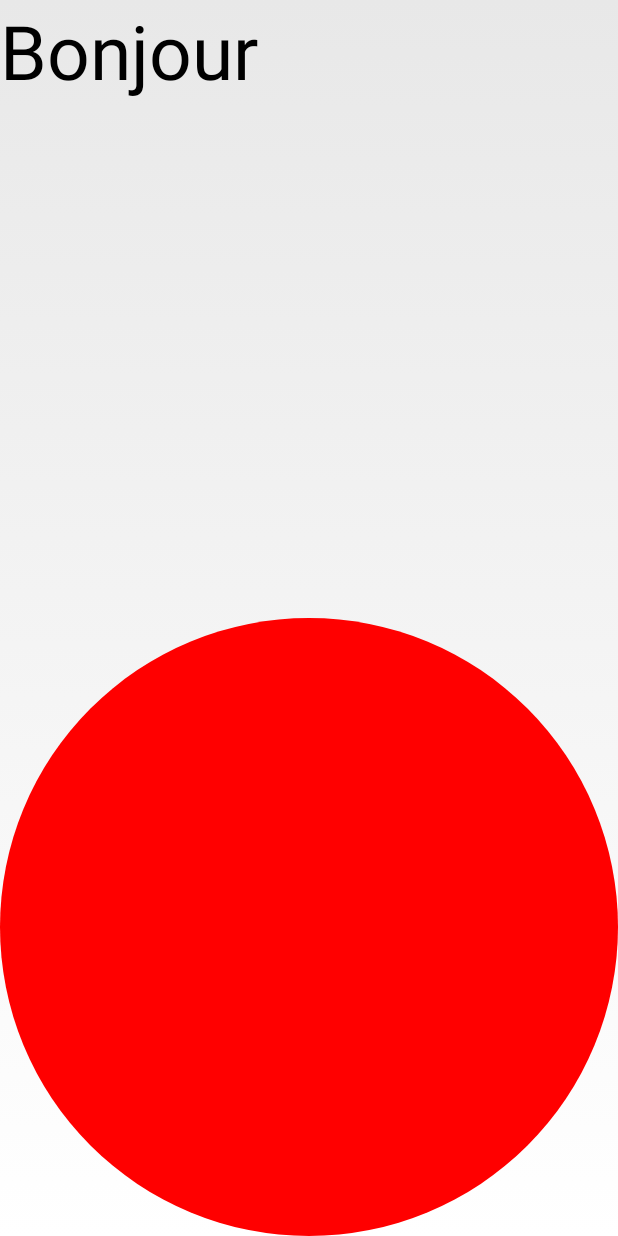
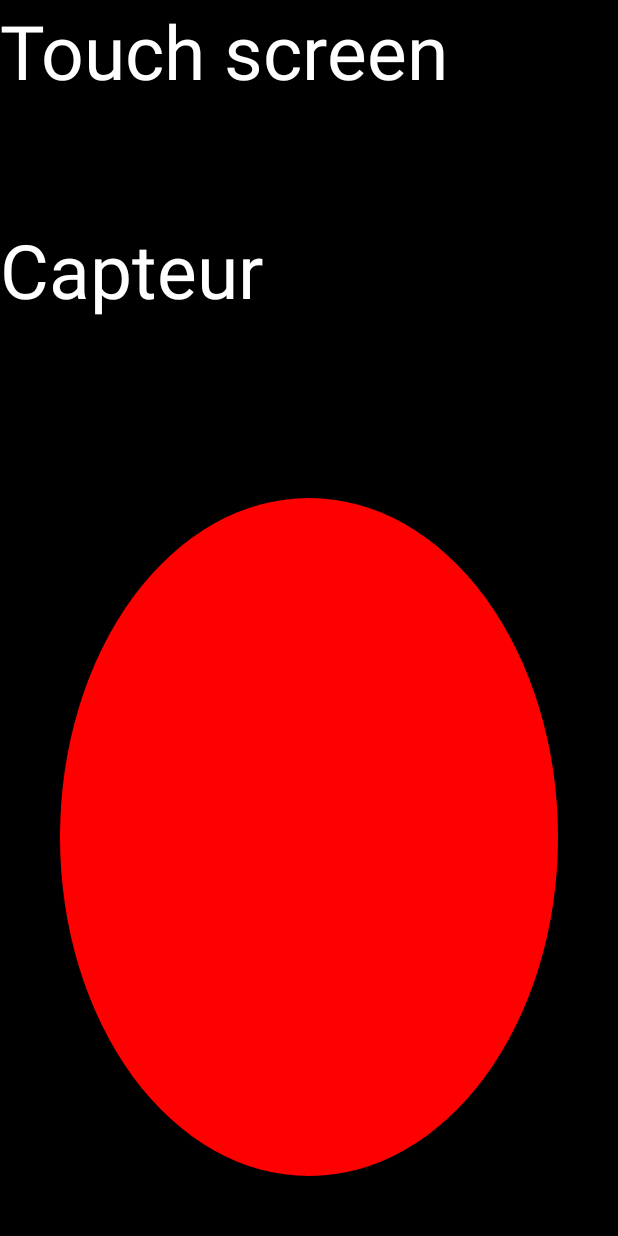
Before and after one commit to Rumply/Technologie_jeu, an Android app: the screen it shows after launch (MainActivity), on a phone screen of 412 x 824 dp. Run offline under Robolectric (Android 15) with nearby library versions, the phone set to English and light mode, and no system bars.

Commit message:
Modification de l'interface. 	- Changement des messages. 	- Ajout de string dans le fichier string.xml 	- Ajout de la couleur pour le texte. (Blanc) 	- Ajout de la couleur pour le background. (Noir) 	- Ajout de padding dans FrameLayout. (40dp)

```diff
--- a/app/src/main/java/ca/cegepdrummond/technologie_jeu/CanvasView.java
+++ b/app/src/main/java/ca/cegepdrummond/technologie_jeu/CanvasView.java
@@ -15,7 +15,7 @@ import java.util.Random;
 
 public class CanvasView extends View {
 
-    public TextView mTextView;
+    public TextView mTextTouch;
 
     private Bitmap mBitmap;
     private Canvas mCanvas;
@@ -46,7 +46,7 @@ public class CanvasView extends View {
         mPaint.setStrokeJoin(Paint.Join.ROUND);
         mPaint.setStrokeWidth(12f);
 
-        mTextView = (TextView) findViewById(R.id.touchState_label);
+        mTextTouch = (TextView) findViewById(R.id.touchState_label);
     }
 
     // override onSizeChanged
@@ -65,7 +65,7 @@ public class CanvasView extends View {
     // when ACTION_DOWN start touch according to the x,y values
     private void startTouch(float x, float y) {
         hold = true;
-        mTextView.setText(R.string.toucher_text);
+        mTextTouch.setText(R.string.toucher_text);
     }
 
     // when ACTION_MOVE move touch according to the x,y values
@@ -82,7 +82,7 @@ public class CanvasView extends View {
     // when ACTION_UP stop touch
     private void upTouch() {
         hold = false;
-        mTextView.setText(R.string.pas_toucher_Text);
+        mTextTouch.setText(R.string.pas_toucher_Text);
         mPath.reset();
     }
 
--- a/app/src/main/java/ca/cegepdrummond/technologie_jeu/MainActivity.java
+++ b/app/src/main/java/ca/cegepdrummond/technologie_jeu/MainActivity.java
@@ -5,6 +5,7 @@ import android.content.Context;
 import android.content.res.Resources;
 import android.graphics.Color;
 import android.graphics.drawable.Drawable;
+import android.graphics.drawable.InsetDrawable;
 import android.hardware.Sensor;
 import android.hardware.SensorEvent;
 import android.hardware.SensorEventListener;
@@ -16,7 +17,8 @@ import android.widget.TextView;
 public class MainActivity extends Activity implements SensorEventListener {
 
     private CanvasView customCanvas;
-    private TextView mTextView;
+    private TextView mTextTouch;
+    private TextView mTextCapteur;
 
     private SensorManager mSensorManager;
     private Sensor mProximity;
@@ -31,9 +33,10 @@ public class MainActivity extends Activity implements SensorEventListener {
         customCanvas.setBackground(this.getDrawable(R.drawable.shape));
 
 
-        mTextView = (TextView) findViewById(R.id.touchState_label);
+        mTextTouch = (TextView) findViewById(R.id.touchState_label);
+        mTextCapteur = (TextView) findViewById(R.id.capteurState_label);
 
-        customCanvas.mTextView = mTextView;
+        customCanvas.mTextTouch = mTextTouch;
 
         mSensorManager = (SensorManager) getSystemService(Context.SENSOR_SERVICE);
         mProximity = mSensorManager.getDefaultSensor(Sensor.TYPE_PROXIMITY);
@@ -44,10 +47,10 @@ public class MainActivity extends Activity implements SensorEventListener {
         if (event.sensor.getType() == Sensor.TYPE_PROXIMITY) {
             if (event.values[0] == 0) {
                 //Action quand un objet est proche.
-                mTextView.setText("Capteur caché");
+                mTextCapteur.setText(R.string.msg_cacher);
             } else {
                 //Action quand un objet est loin. (Couleur noir peux nuir.)
-                mTextView.setText("Capteur non caché");
+                mTextCapteur.setText(R.string.msg_nonCacher);
             }
         }
     }
--- a/app/src/main/res/layout/activity_main.xml
+++ b/app/src/main/res/layout/activity_main.xml
@@ -4,25 +4,35 @@
     android:layout_width="match_parent"
     android:layout_height="match_parent"
     tools:context="ca.cegepdrummond.technologie_jeu.MainActivity"
-    android:padding="0dp">
+    android:padding="0dp"
+    android:background="@color/colorBackground">
 
     <LinearLayout android:orientation="vertical" android:layout_height="fill_parent" android:layout_width="fill_parent">
-        <LinearLayout android:layout_weight="1" android:layout_height="fill_parent" android:layout_width="fill_parent">
 
             <TextView
                 android:layout_width="match_parent"
                 android:layout_height="146dp"
                 android:textAppearance="?android:attr/textAppearanceLarge"
-                android:text="Bonjour"
+                android:text="@string/msg_defaut_touchscreen"
                 android:id="@+id/touchState_label"
-                android:textSize="50dp" />
-        </LinearLayout>
+                android:textSize="@dimen/msg_state_size"
+                android:textColor="@color/colorText"/>
+
+            <TextView
+                android:layout_width="match_parent"
+                android:layout_height="146dp"
+                android:textAppearance="?android:attr/textAppearanceLarge"
+                android:text="@string/msg_defaut_capteur"
+                android:id="@+id/capteurState_label"
+                android:textSize="@dimen/msg_state_size"
+                android:textColor="@color/colorText"/>
 
         <LinearLayout android:layout_weight="1" android:layout_height="fill_parent" android:layout_width="fill_parent">
 
             <FrameLayout
                 android:layout_width="match_parent"
-                android:layout_height="match_parent">
+                android:layout_height="match_parent"
+                android:padding="40dp">
 
                 <ca.cegepdrummond.technologie_jeu.CanvasView
                     android:id="@+id/touch_canvas"
--- a/app/src/main/res/values/colors.xml
+++ b/app/src/main/res/values/colors.xml
@@ -3,4 +3,6 @@
     <color name="colorPrimary">#3F51B5</color>
     <color name="colorPrimaryDark">#303F9F</color>
     <color name="colorAccent">#FF4081</color>
+    <color name="colorText">#FFFFFF</color>
+    <color name="colorBackground">#000000</color>
 </resources>
--- a/app/src/main/res/values/dimens.xml
+++ b/app/src/main/res/values/dimens.xml
@@ -2,4 +2,5 @@
     <!-- Default screen margins, per the Android Design guidelines. -->
     <dimen name="activity_horizontal_margin">16dp</dimen>
     <dimen name="activity_vertical_margin">16dp</dimen>
+    <dimen name="msg_state_size">50dp</dimen>
 </resources>
--- a/app/src/main/res/values/strings.xml
+++ b/app/src/main/res/values/strings.xml
@@ -1,5 +1,9 @@
 <resources>
     <string name="app_name">Technologie_jeu</string>
-    <string name="toucher_text">Vous touché l\'écran</string>
-    <string name="pas_toucher_Text">Vous ne touché pas l\'écran</string>
+    <string name="toucher_text">Vous touché le bouton</string>
+    <string name="pas_toucher_Text">Vous ne touché pas le bouton</string>
+    <string name="msg_nonCacher">Capteur non caché</string>
+    <string name="msg_cacher">Capteur caché</string>
+    <string name="msg_defaut_touchscreen">Touch screen</string>
+    <string name="msg_defaut_capteur">Capteur</string>
 </resources>
--- a/build.gradle
+++ b/build.gradle
@@ -5,7 +5,7 @@ buildscript {
         jcenter()
     }
     dependencies {
-        classpath 'com.android.tools.build:gradle:2.1.3'
+        classpath 'com.android.tools.build:gradle:2.2.0'
 
         // NOTE: Do not place your application dependencies here; they belong
         // in the individual module build.gradle files
```
